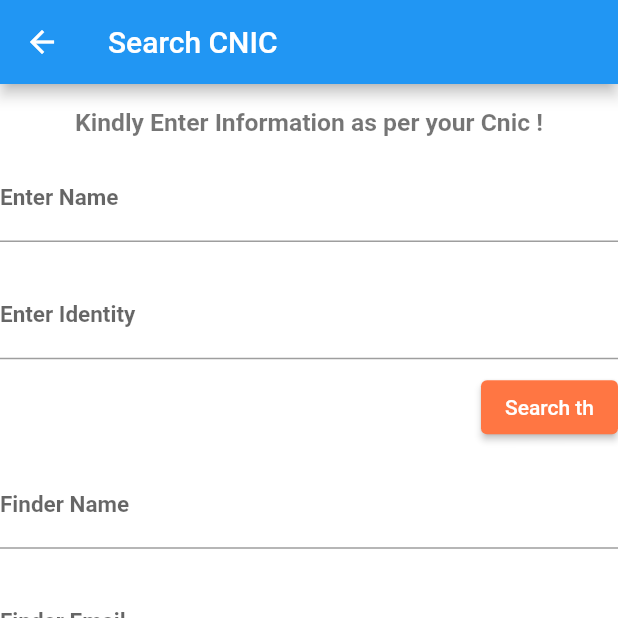
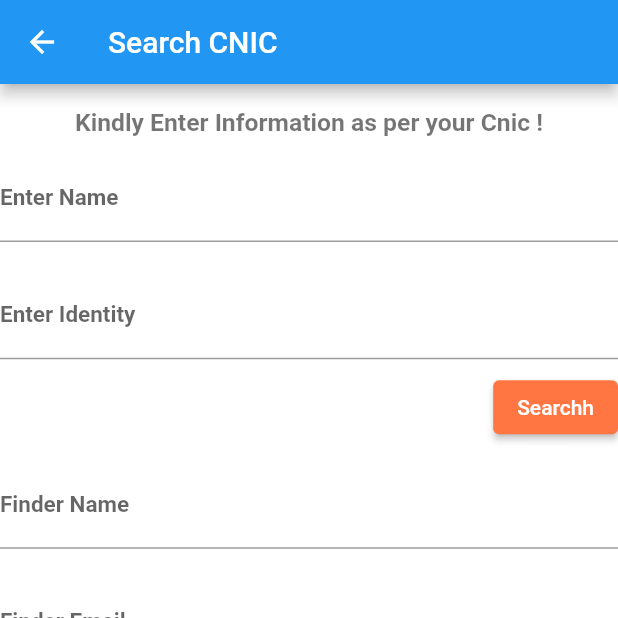
Before and after one commit to iHamza7/Last-year-Project, a Flutter app: the CnicFind screen opened by its route, on a phone screen of 412 x 824 dp, the top half of it. Run offline on Flutter 3.47's test engine with Material 2 defaults, Android fonts, the phone set to English and light mode, and no system bars; our stand-ins replace cloud_firestore, firebase_core, image_picker; missing offline and left inert: pakistan_cnic; accounts and stored records are empty.

Commit message:
lib changed

```diff
--- a/lib/cnic_findupload/cnic_find.dart
+++ b/lib/cnic_findupload/cnic_find.dart
@@ -82,7 +82,7 @@ class _CnicFindState extends State<CnicFind> {
                       finderPhone.text = dataShot['FinderPhone'];
                     } else {}
                   },
-                  child: const Text('Search th'),
+                  child: const Text('Searchh'),
                 ),
               ],
             ),
```
